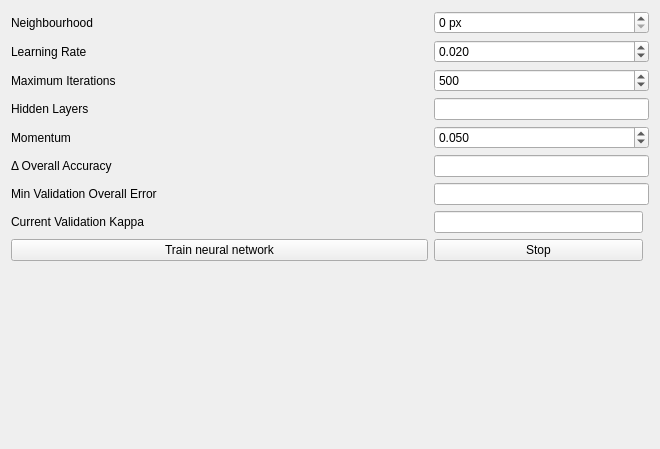
nextgis/qgis_molusce, file src/molusce/ui/neuralnetworkwidgetbase.ui: the form before one commit.
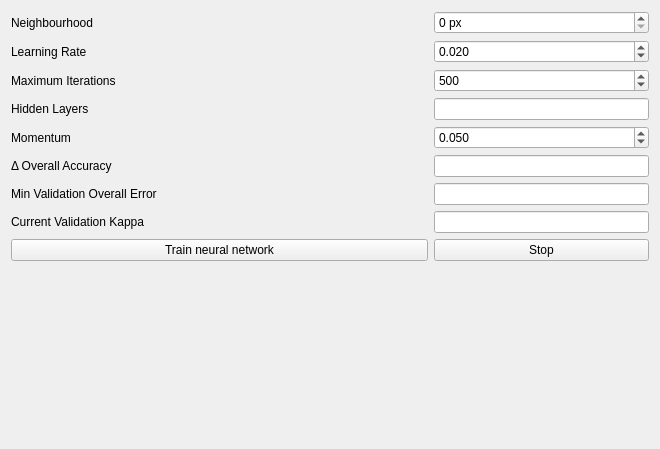
The form after the commit.

```diff
--- a/src/molusce/ui/neuralnetworkwidgetbase.ui
+++ b/src/molusce/ui/neuralnetworkwidgetbase.ui
@@ -155,13 +155,6 @@
        </property>
       </widget>
      </item>
-     <item row="7" column="1">
-      <widget class="QLineEdit" name="leKappa">
-       <property name="readOnly">
-        <bool>true</bool>
-       </property>
-      </widget>
-     </item>
      <item row="7" column="0">
       <widget class="QLabel" name="label_6">
        <property name="text">
@@ -176,13 +169,6 @@
        </property>
       </widget>
      </item>
-     <item row="10" column="1">
-      <widget class="QPushButton" name="btnStop">
-       <property name="text">
-        <string>Stop</string>
-       </property>
-      </widget>
-     </item>
      <item row="10" column="0">
       <widget class="QPushButton" name="btnTrainNetwork">
        <property name="text">
@@ -190,6 +176,20 @@
        </property>
       </widget>
      </item>
+     <item row="10" column="1" colspan="2">
+      <widget class="QPushButton" name="btnStop">
+       <property name="text">
+        <string>Stop</string>
+       </property>
+      </widget>
+     </item>
+     <item row="7" column="1" colspan="2">
+      <widget class="QLineEdit" name="leKappa">
+       <property name="readOnly">
+        <bool>true</bool>
+       </property>
+      </widget>
+     </item>
     </layout>
    </item>
    <item row="0" column="1" rowspan="2">
```
